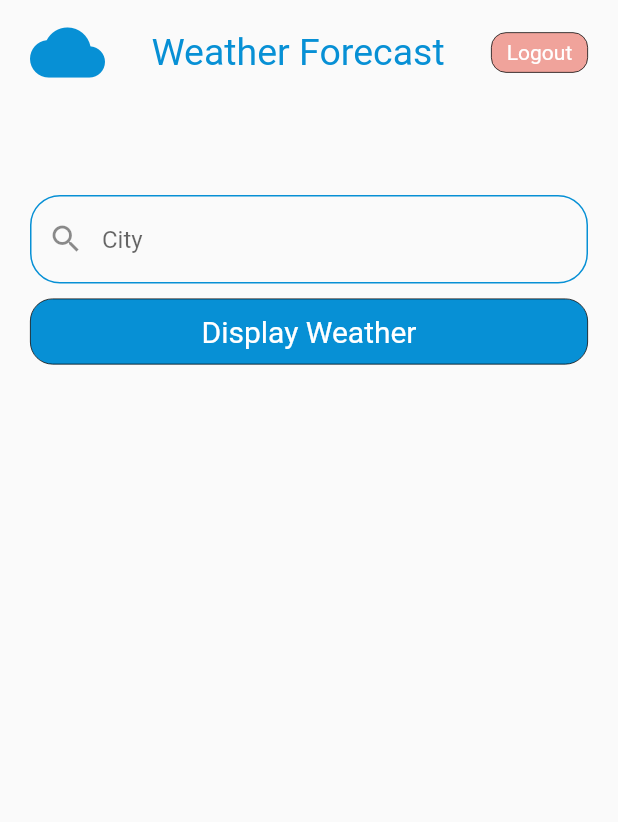
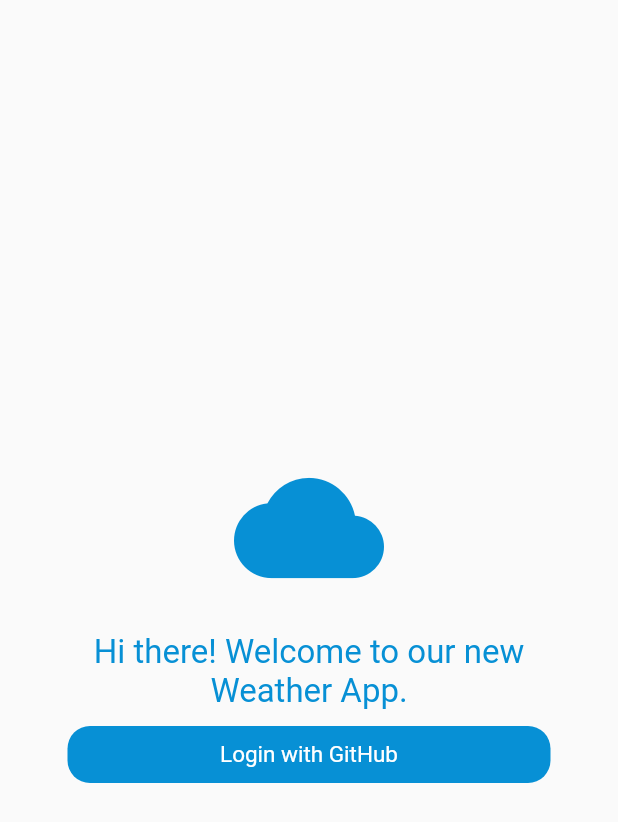
Before and after one commit to avenidz/flutter_weather_forecast, a Flutter app: the screen it shows after launch, on a phone screen of 412 x 824 dp. Shown: the top 822 px of the screen. Run offline on Flutter 3.47's test engine with Material 2 defaults, Android fonts, the phone set to English and light mode, and no system bars; our stand-ins replace easy_localization, get, stacked, stacked_core, stacked_services.

Commit message:
create landing page

```diff
--- a/assets/translations/en.json
+++ b/assets/translations/en.json
@@ -1,8 +1,9 @@
 {
   "app_name": "Weather Forecast",
-  "button_login": "Login",
+  "button_login": "Login with GitHub",
   "button_logout": "Logout",
   "label_hello_world": "Hello World",
   "button_display_weather": "Display Weather",
-  "text_field_city": "City"
+  "text_field_city": "City",
+  "label_welcome": "Hi there! Welcome to our new Weather App."
 }
--- a/lib/app/app.dart
+++ b/lib/app/app.dart
@@ -1,10 +1,12 @@
+import 'package:flutter_weather_forecast/ui/login_view/login_view.dart';
 import 'package:stacked/stacked_annotations.dart';
 import 'package:stacked_services/stacked_services.dart';
 
 import '../ui/views/home_page/home_page.dart';
 
 @StackedApp(routes: [
-  CustomRoute(page: HomePage, name: 'HomePage', initial: true)
+  CustomRoute(page: HomePage, name: 'HomePage'),
+  CustomRoute(page: LoginView, name: 'LoginView', initial: true)
 ], dependencies: [
   LazySingleton(classType: NavigationService),
   LazySingleton(classType: DialogService),
--- a/lib/app/app.router.dart
+++ b/lib/app/app.router.dart
@@ -6,15 +6,21 @@
 
 // ignore_for_file: no_leading_underscores_for_library_prefixes
 import 'package:flutter/material.dart';
+import 'package:flutter_weather_forecast/ui/login_view/login_view.dart' as _i3;
 import 'package:flutter_weather_forecast/ui/views/home_page/home_page.dart'
     as _i2;
 import 'package:stacked/stacked.dart' as _i1;
-import 'package:stacked_services/stacked_services.dart' as _i3;
+import 'package:stacked_services/stacked_services.dart' as _i4;
 
 class Routes {
-  static const HomePage = '/';
+  static const HomePage = '/home-page';
 
-  static const all = <String>{HomePage};
+  static const LoginView = '/';
+
+  static const all = <String>{
+    HomePage,
+    LoginView,
+  };
 }
 
 class StackedRouter extends _i1.RouterBase {
@@ -22,7 +28,11 @@ class StackedRouter extends _i1.RouterBase {
     _i1.RouteDef(
       Routes.HomePage,
       page: _i2.HomePage,
-    )
+    ),
+    _i1.RouteDef(
+      Routes.LoginView,
+      page: _i3.LoginView,
+    ),
   ];
 
   final _pagesMap = <Type, _i1.StackedRouteFactory>{
@@ -36,7 +46,18 @@ class StackedRouter extends _i1.RouterBase {
               return child;
             },
       );
-    }
+    },
+    _i3.LoginView: (data) {
+      return PageRouteBuilder<dynamic>(
+        pageBuilder: (context, animation, secondaryAnimation) =>
+            const _i3.LoginView(),
+        settings: data,
+        transitionsBuilder: data.transition ??
+            (context, animation, secondaryAnimation, child) {
+              return child;
+            },
+      );
+    },
   };
 
   @override
@@ -45,7 +66,7 @@ class StackedRouter extends _i1.RouterBase {
   Map<Type, _i1.StackedRouteFactory> get pagesMap => _pagesMap;
 }
 
-extension NavigatorStateExtension on _i3.NavigationService {
+extension NavigatorStateExtension on _i4.NavigationService {
   Future<dynamic> navigateToHomePage([
     int? routerId,
     bool preventDuplicates = true,
@@ -54,6 +75,20 @@ extension NavigatorStateExtension on _i3.NavigationService {
         transition,
   ]) async {
     return navigateTo<dynamic>(Routes.HomePage,
+        id: routerId,
+        preventDuplicates: preventDuplicates,
+        parameters: parameters,
+        transition: transition);
+  }
+
+  Future<dynamic> navigateToLoginView([
+    int? routerId,
+    bool preventDuplicates = true,
+    Map<String, String>? parameters,
+    Widget Function(BuildContext, Animation<double>, Animation<double>, Widget)?
+        transition,
+  ]) async {
+    return navigateTo<dynamic>(Routes.LoginView,
         id: routerId,
         preventDuplicates: preventDuplicates,
         parameters: parameters,
@@ -73,4 +108,18 @@ extension NavigatorStateExtension on _i3.NavigationService {
         parameters: parameters,
         transition: transition);
   }
+
+  Future<dynamic> replaceWithLoginView([
+    int? routerId,
+    bool preventDuplicates = true,
+    Map<String, String>? parameters,
+    Widget Function(BuildContext, Animation<double>, Animation<double>, Widget)?
+        transition,
+  ]) async {
+    return replaceWith<dynamic>(Routes.LoginView,
+        id: routerId,
+        preventDuplicates: preventDuplicates,
+        parameters: parameters,
+        transition: transition);
+  }
 }
--- /dev/null
+++ b/lib/ui/login_view/login_view.dart
@@ -0,0 +1,55 @@
+import 'package:easy_localization/easy_localization.dart';
+import 'package:flutter/material.dart';
+import 'package:flutter_weather_forecast/generated/locale_keys.g.dart';
+import 'package:flutter_weather_forecast/resources/colors.dart';
+import 'package:flutter_weather_forecast/ui/widgets/app_button.dart';
+
+class LoginView extends StatefulWidget {
+  const LoginView({Key? key}) : super(key: key);
+
+  @override
+  State<LoginView> createState() => _LoginViewState();
+}
+
+class _LoginViewState extends State<LoginView> {
+  @override
+  Widget build(BuildContext context) {
+    return Scaffold(
+      body: SafeArea(
+        child: loginView(),
+      ),
+    );
+  }
+
+  Widget loginView() {
+    return Container(
+      margin: const EdgeInsets.only(left: 20, right: 20),
+      child: Column(
+        mainAxisAlignment: MainAxisAlignment.center,
+        crossAxisAlignment: CrossAxisAlignment.center,
+        children: [
+          const Icon(
+            Icons.cloud,
+            size: 100,
+            color: ColorRes.primary,
+          ),
+          const SizedBox(
+            height: 20,
+          ),
+          Text(
+            LocaleKeys.label_welcome.tr(),
+            textAlign: TextAlign.center,
+            style: const TextStyle(
+              fontSize: 22,
+              color: ColorRes.primary,
+            ),
+          ),
+          const SizedBox(
+            height: 10,
+          ),
+          Container(margin: const EdgeInsets.only(left: 25, right: 25), child: const AppButton())
+        ],
+      ),
+    );
+  }
+}
--- /dev/null
+++ b/lib/ui/widgets/app_button.dart
@@ -0,0 +1,31 @@
+import 'package:easy_localization/easy_localization.dart';
+import 'package:flutter/material.dart';
+import 'package:flutter_weather_forecast/generated/locale_keys.g.dart';
+import 'package:flutter_weather_forecast/resources/colors.dart';
+
+class AppButton extends StatefulWidget {
+  const AppButton({Key? key, this.isPrimaryButton = true}) : super(key: key);
+
+  final bool isPrimaryButton;
+
+  @override
+  State<AppButton> createState() => _AppButtonState();
+}
+
+class _AppButtonState extends State<AppButton> {
+  @override
+  Widget build(BuildContext context) {
+    return Container(
+      width: double.infinity,
+      padding: const EdgeInsets.all(10),
+      decoration: BoxDecoration(
+          color: widget.isPrimaryButton ? ColorRes.primary : ColorRes.buttonLogout.withOpacity(.5),
+          borderRadius: BorderRadius.circular(15)),
+      child: Text(
+        LocaleKeys.button_login.tr(),
+        textAlign: TextAlign.center,
+        style: const TextStyle(color: ColorRes.whiteText, fontSize: 15),
+      ),
+    );
+  }
+}
```
Also changed, not shown: lib/generated/locale_keys.g.dart.
